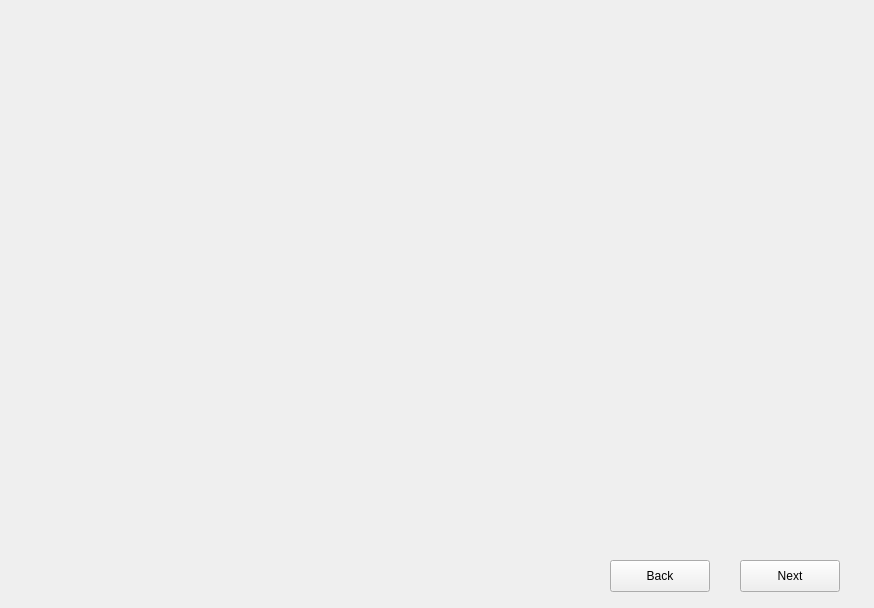
This is src/components/stepper/stepper.ui in RapidWebForge/RapidWebForgeApp as Qt 5 draws it before an edit. The edited form follows.
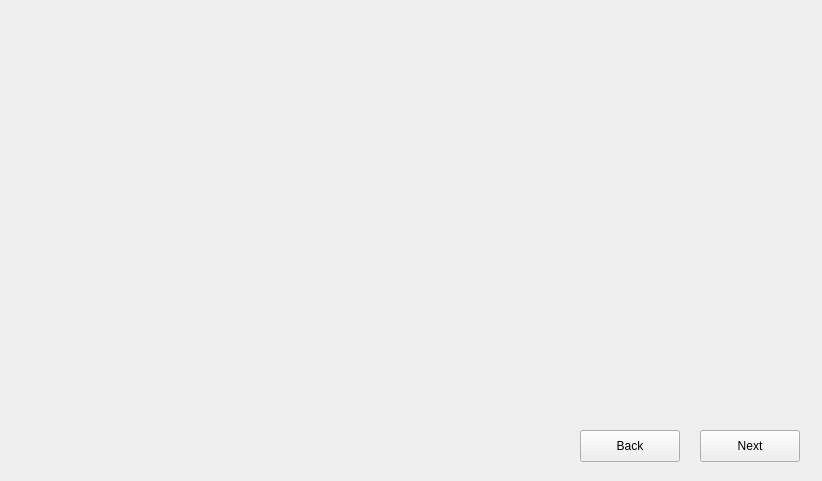
This is the edited form.

```diff
--- a/src/components/stepper/stepper.ui
+++ b/src/components/stepper/stepper.ui
@@ -6,8 +6,8 @@
    <rect>
     <x>0</x>
     <y>0</y>
-    <width>874</width>
-    <height>608</height>
+    <width>822</width>
+    <height>481</height>
    </rect>
   </property>
   <property name="windowTitle">
@@ -18,8 +18,8 @@
     <rect>
      <x>20</x>
      <y>20</y>
-     <width>821</width>
-     <height>511</height>
+     <width>781</width>
+     <height>381</height>
     </rect>
    </property>
    <widget class="QWidget" name="page"/>
@@ -27,8 +27,8 @@
   <widget class="QPushButton" name="nextButton">
    <property name="geometry">
     <rect>
-     <x>740</x>
-     <y>560</y>
+     <x>700</x>
+     <y>430</y>
      <width>100</width>
      <height>32</height>
     </rect>
@@ -40,8 +40,8 @@
   <widget class="QPushButton" name="backButton">
    <property name="geometry">
     <rect>
-     <x>610</x>
-     <y>560</y>
+     <x>580</x>
+     <y>430</y>
      <width>100</width>
      <height>32</height>
     </rect>
```
Left out of the diff: 3 changed lines with no effect on the pictures.
